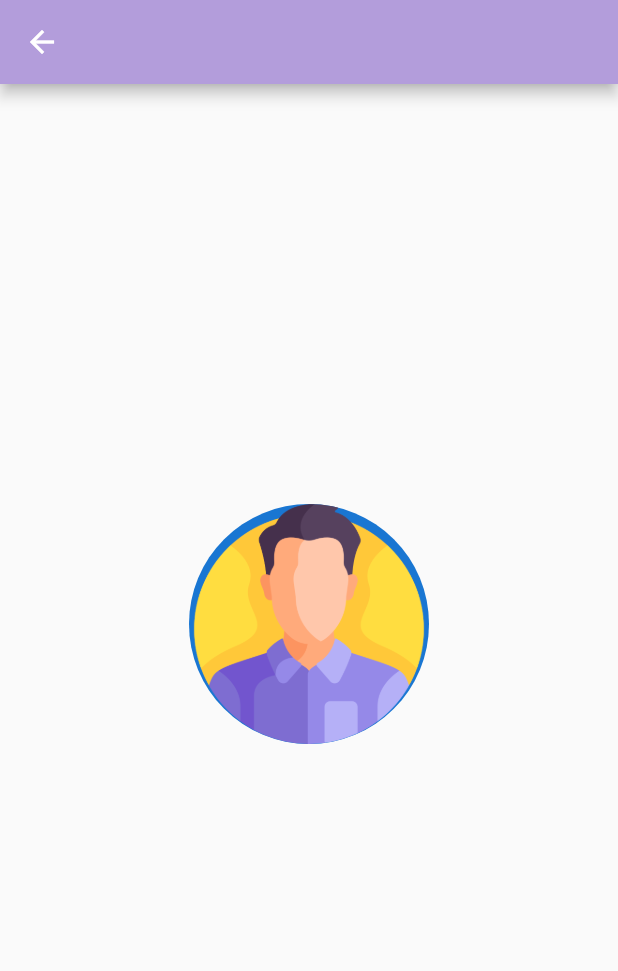
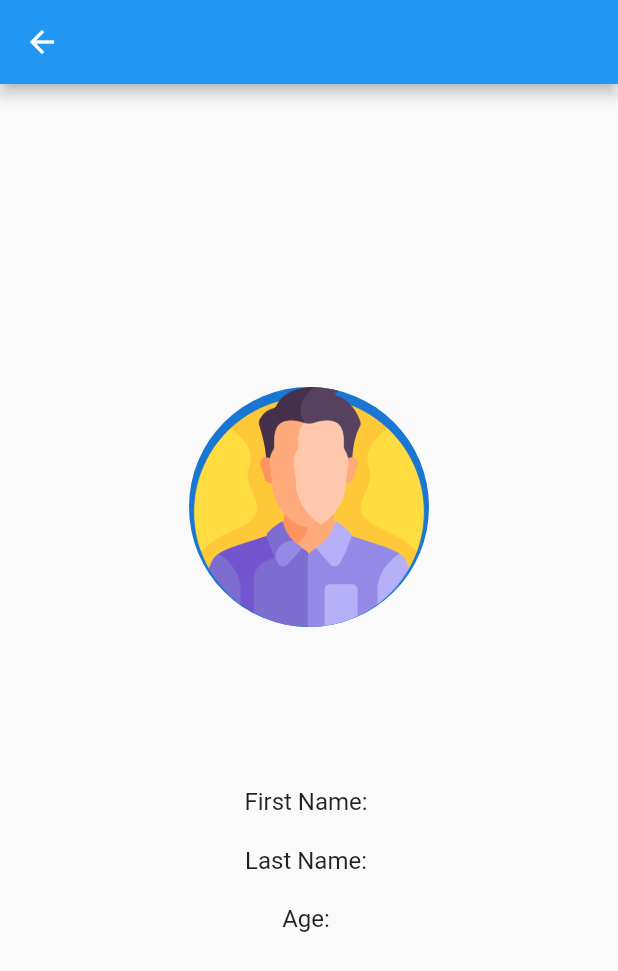
Before and after one commit to iifast2/ModernLoginUI, a Flutter app: the screen it shows once a user with an empty profile is signed in, after a tap on the "account circle" icon, on a phone screen of 412 x 824 dp. Shown: the top 971 px of the screen. Run offline on Flutter 3.47's test engine with Material 2 defaults, Android fonts, the phone set to English and light mode, and no system bars; our stand-ins replace cloud_firestore, firebase_auth, firebase_core, google_sign_in, lottie; missing offline and left inert: flutter_windowmanager; accounts and stored records are empty.

Commit message:
Commit - UserProfilePage #2
Commit - UserProfilePage #2

:white_check_mark:

* working & static default image

```diff
--- a/lib/pages/home_page.dart
+++ b/lib/pages/home_page.dart
@@ -48,7 +48,10 @@ class _HomePageState extends State<HomePage> {
   Widget build(BuildContext context) {
     return Scaffold(
       appBar: AppBar(
-        leading: IconButton(
+
+        leading:
+
+        IconButton(
           icon: const Icon(Icons.account_circle_rounded, color: Colors.white),
           onPressed: () {
             Navigator.push(
@@ -58,14 +61,18 @@ class _HomePageState extends State<HomePage> {
           },
         ),
 
+        title: Center(
+          child: Text(user.email!,
+            style: const TextStyle(fontSize: 16),
+          ),
+        ),
 
-        title: Text(user.email!,
-          style: const TextStyle(fontSize: 16),
-        ),
 
 
         backgroundColor: Colors.deepPurple[200],
         elevation: 0,
+
+
         actions: [
           TextButton.icon(
             onPressed: signUserOut,
@@ -80,6 +87,9 @@ class _HomePageState extends State<HomePage> {
           ),
         ],
       ),
+
+
+
 
 
 
--- a/lib/pages/user_profile_page.dart
+++ b/lib/pages/user_profile_page.dart
@@ -1,5 +1,6 @@
 import 'package:flutter/material.dart';
 import 'package:firebase_auth/firebase_auth.dart';
+import 'package:cloud_firestore/cloud_firestore.dart';
 
 
 class UserProfilePage extends StatefulWidget {
@@ -11,21 +12,21 @@ class UserProfilePage extends StatefulWidget {
 
 class _UserProfilePageState extends State<UserProfilePage> {
 
+  final User? user = FirebaseAuth.instance.currentUser;
+
+
 
   @override
   Widget build(BuildContext context) {
-    final User? user = FirebaseAuth.instance.currentUser;
-
     return Scaffold(
       appBar: AppBar(
         title: Text(user?.email ?? 'User Email'),
-        backgroundColor: Colors.deepPurple[200],
       ),
       body: Center(
         child: Column(
           mainAxisAlignment: MainAxisAlignment.center,
           children: [
-           const CircleAvatar(
+            const CircleAvatar(
               backgroundImage: AssetImage(
                   'lib/images/default_profile_image.png'),
               radius: 80,
@@ -33,9 +34,28 @@ class _UserProfilePageState extends State<UserProfilePage> {
             const SizedBox(height: 20),
             Text(
               user?.displayName ?? 'User Name',
-              style: TextStyle(fontSize: 24),
+              style: const TextStyle(fontSize: 24),
             ),
-            // Add more widgets to display other user data
+            const SizedBox(height: 20),
+            Text(
+              user?.email ?? 'user Email',
+              style: const TextStyle(fontSize: 16),
+            ),
+            const SizedBox(height: 20),
+            Text(
+              'First Name: ${user?.firstName ?? 'N/A'}',
+              style: const TextStyle(fontSize: 16),
+            ),
+            const SizedBox(height: 20),
+            Text(
+              'Last Name: ${user?.lastName ?? 'N/A'}',
+              style: const TextStyle(fontSize: 16),
+            ),
+            const SizedBox(height: 20),
+            Text(
+              'Age: ${user?.age ?? 'N/A'}',
+              style: const TextStyle(fontSize: 16),
+            ),
           ],
         ),
       ),
--- a/pubspec.yaml
+++ b/pubspec.yaml
@@ -36,3 +36,5 @@ flutter:
   assets:
     - lib/images/
     - lib/images/default_profile_image.png
+
+## https://i.imgur.com/a73xXCl.png
```
